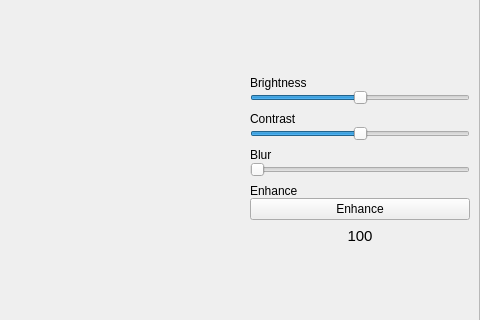
Old version of the form UI/main.ui in the repository sarimbinwaseem/Visca-Image-Editor; both pictures show x 723 to 1203 and y 157 to 477 of the 1203 by 616 pixel window.
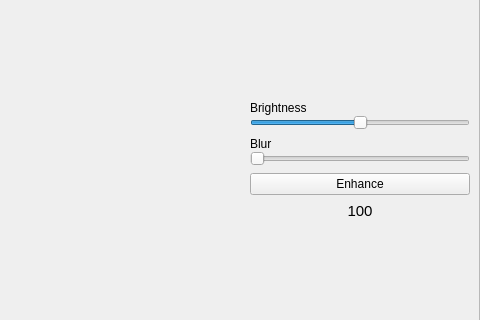
New version of the form.

What changed in the file:
```diff
--- a/UI/main.ui
+++ b/UI/main.ui
@@ -196,39 +196,6 @@
                </property>
               </spacer>
              </item>
-             <item>
-              <widget class="QLabel" name="label_2">
-               <property name="text">
-                <string>Contrast</string>
-               </property>
-              </widget>
-             </item>
-             <item>
-              <widget class="QSlider" name="contrastSlider">
-               <property name="maximum">
-                <number>200</number>
-               </property>
-               <property name="sliderPosition">
-                <number>100</number>
-               </property>
-               <property name="orientation">
-                <enum>Qt::Horizontal</enum>
-               </property>
-              </widget>
-             </item>
-             <item>
-              <spacer name="verticalSpacer_2">
-               <property name="orientation">
-                <enum>Qt::Vertical</enum>
-               </property>
-               <property name="sizeHint" stdset="0">
-                <size>
-                 <width>20</width>
-                 <height>7</height>
-                </size>
-               </property>
-              </spacer>
-             </item>
              <item>
               <widget class="QLabel" name="label_3">
                <property name="text">
@@ -259,13 +226,6 @@
                </property>
               </spacer>
              </item>
-             <item>
-              <widget class="QLabel" name="label_4">
-               <property name="text">
-                <string>Enhance</string>
-               </property>
-              </widget>
-             </item>
              <item>
               <widget class="QPushButton" name="enhanceButton">
                <property name="text">
```
